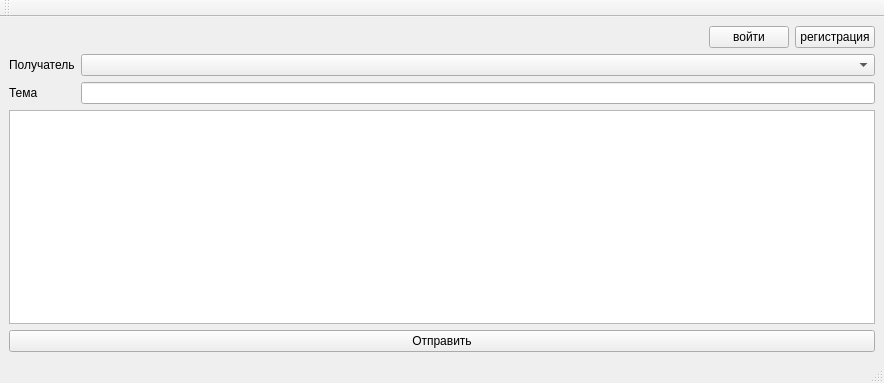
The window that GUI/mainwindow.ui (CamperGit/SummerPracticeCPP) describes before a commit, drawn with Qt 5.
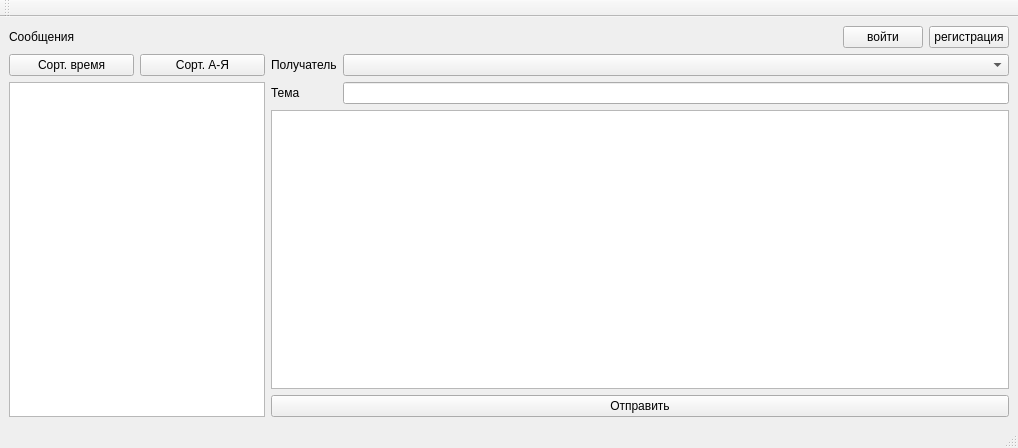
The same window after the commit.

Commit message: GUI - sort buttons by time and alphabet

Patch:
```diff
--- a/GUI/mainwindow.ui
+++ b/GUI/mainwindow.ui
@@ -6,8 +6,8 @@
    <rect>
     <x>0</x>
     <y>0</y>
-    <width>884</width>
-    <height>383</height>
+    <width>1018</width>
+    <height>448</height>
    </rect>
   </property>
   <property name="sizePolicy">
@@ -21,17 +21,20 @@
   </property>
   <widget class="QWidget" name="centralwidget">
    <layout class="QGridLayout" name="gridLayout">
-    <item row="3" column="0" colspan="2">
+    <item row="3" column="3" colspan="2">
      <widget class="QTextEdit" name="textEdit"/>
     </item>
-    <item row="1" column="0">
+    <item row="0" column="0" rowspan="5">
+     <layout class="QVBoxLayout" name="verticalLayout"/>
+    </item>
+    <item row="1" column="3">
      <widget class="QLabel" name="label_2">
       <property name="text">
        <string>Получатель</string>
       </property>
      </widget>
     </item>
-    <item row="0" column="1">
+    <item row="0" column="4">
      <layout class="QGridLayout" name="gridLayout_7">
       <item row="0" column="1">
        <widget class="QPushButton" name="pushButton_2">
@@ -62,29 +65,53 @@
       </item>
      </layout>
     </item>
-    <item row="1" column="1">
+    <item row="1" column="4">
      <layout class="QGridLayout" name="gridLayout_6">
       <item row="0" column="0">
        <widget class="QComboBox" name="comboBox"/>
       </item>
      </layout>
     </item>
-    <item row="2" column="1">
+    <item row="4" column="3" colspan="2">
+     <widget class="QPushButton" name="pushButton_3">
+      <property name="text">
+       <string>Отправить</string>
+      </property>
+     </widget>
+    </item>
+    <item row="0" column="1">
+     <widget class="QLabel" name="label_3">
+      <property name="text">
+       <string>Сообщения</string>
+      </property>
+     </widget>
+    </item>
+    <item row="1" column="1">
+     <widget class="QPushButton" name="pushButton_4">
+      <property name="text">
+       <string>Сорт. время</string>
+      </property>
+     </widget>
+    </item>
+    <item row="1" column="2">
+     <widget class="QPushButton" name="pushButton_5">
+      <property name="text">
+       <string>Сорт. А-Я</string>
+      </property>
+     </widget>
+    </item>
+    <item row="2" column="4">
      <widget class="QLineEdit" name="lineEdit"/>
     </item>
-    <item row="2" column="0">
+    <item row="2" column="3">
      <widget class="QLabel" name="label">
       <property name="text">
        <string>Тема</string>
       </property>
      </widget>
     </item>
-    <item row="4" column="0" colspan="2">
-     <widget class="QPushButton" name="pushButton_3">
-      <property name="text">
-       <string>Отправить</string>
-      </property>
-     </widget>
+    <item row="2" column="1" rowspan="3" colspan="2">
+     <widget class="QListView" name="listView"/>
     </item>
    </layout>
   </widget>
```
Left out of the diff: 2 changed lines with no effect on the pictures.
